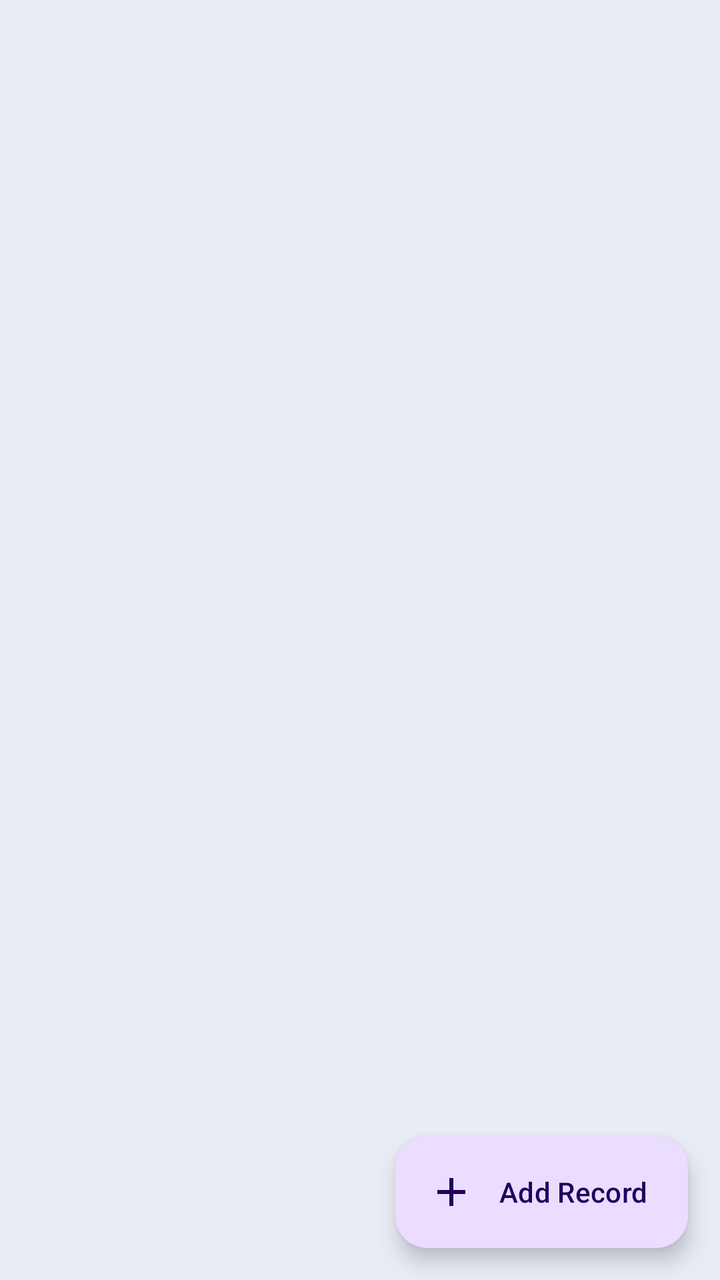
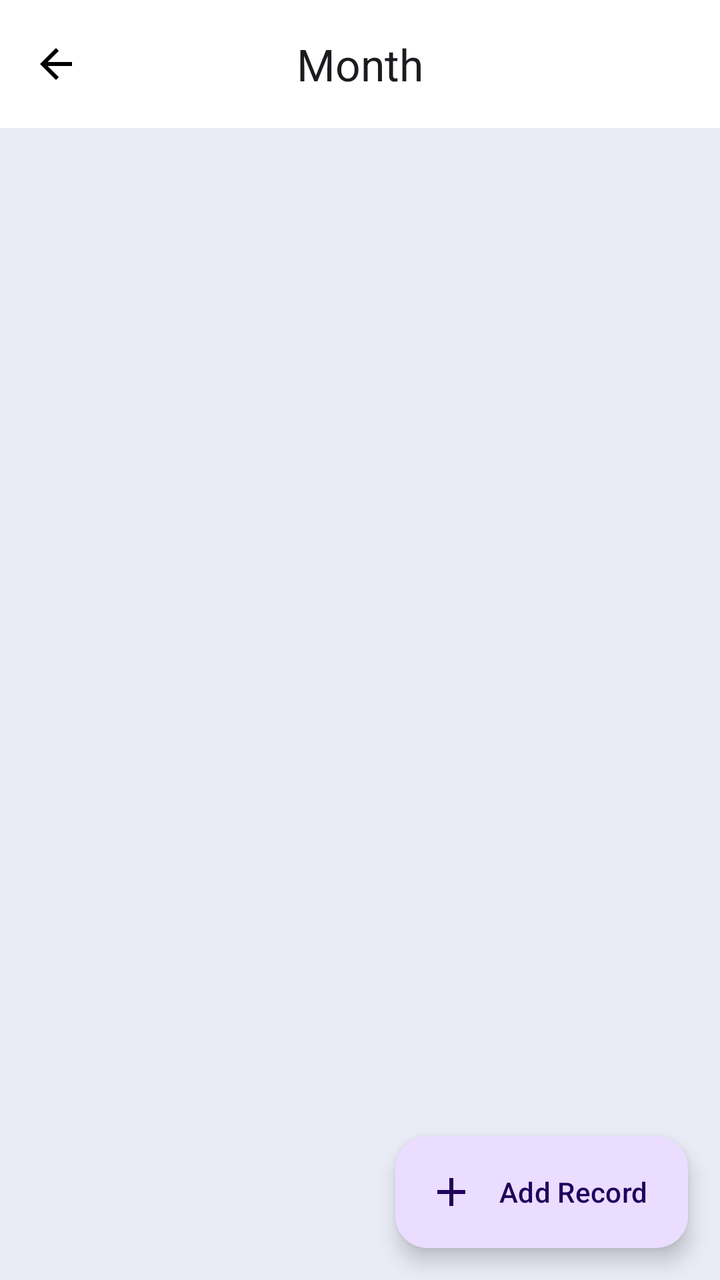

Screens rendered from an Android XML layout before and after an edit, with the pre-edit source and the edit as a unified diff.
<!-- AndroidManifest.xml: application theme Theme.ExpensesRecorder -->
<!-- res/layout/fragment_home.xml -->
<?xml version="1.0" encoding="utf-8"?>
<androidx.coordinatorlayout.widget.CoordinatorLayout xmlns:android="http://schemas.android.com/apk/res/android"
    xmlns:tools="http://schemas.android.com/tools"
    xmlns:app="http://schemas.android.com/apk/res-auto"
    android:layout_width="match_parent"
    android:layout_height="match_parent"
    android:background="@color/gray"
    android:clickable="true"
    tools:context=".ui.home.HomeFragment">

    <LinearLayout
        android:layout_width="match_parent"
        android:layout_height="match_parent"
        android:orientation="vertical">





























        <androidx.recyclerview.widget.RecyclerView
            android:id="@+id/rvExpenses"
            android:layout_width="match_parent"
            android:layout_height="0dp"
            android:layout_weight="1"
            android:clipToPadding="false"
            android:paddingTop="4dp"
            android:paddingBottom="75dp" />

        <LinearLayout
            android:id="@+id/llEmpty"
            android:layout_width="match_parent"
            android:layout_height="match_parent"
            android:gravity="center"
            android:visibility="gone"
            android:orientation="vertical">

            <ImageView
                android:layout_width="200dp"
                android:layout_height="200dp"
                android:src="@drawable/ic_file" />

            <TextView
                android:id="@+id/tvEmpty"
                android:layout_width="wrap_content"
                android:layout_height="wrap_content"
                android:textColor="@color/hint_gray"
                android:textStyle="bold" />
        </LinearLayout>

    </LinearLayout>

    <com.google.android.material.floatingactionbutton.ExtendedFloatingActionButton
        android:id="@+id/fabAdd"
        android:layout_width="wrap_content"
        android:layout_height="wrap_content"
        android:layout_gravity="bottom|end"
        android:layout_marginEnd="16dp"
        android:layout_marginBottom="16dp"
        android:text="Add Record"
        app:icon="@drawable/ic_add" />

</androidx.coordinatorlayout.widget.CoordinatorLayout>
<!-- resources referenced by this layout -->
<resources>
  <color name="gray">#E9ECF5</color>
  <color name="hint_gray">#ABA6AD</color>
  <!-- drawable ic_add (drawable) -->
  <vector xmlns:android="http://schemas.android.com/apk/res/android" android:height="24dp" android:tint="#000000" android:viewportHeight="24" android:viewportWidth="24" android:width="24dp">
        
      <path android:fillColor="@android:color/white" android:pathData="M19,13h-6v6h-2v-6H5v-2h6V5h2v6h6v2z"/>
      
  </vector>
  <!-- drawable ic_file (drawable) -->
  <vector xmlns:android="http://schemas.android.com/apk/res/android" android:height="24dp" android:tint="@color/hint_gray" android:viewportHeight="960" android:viewportWidth="960" android:width="24dp">
        
      <path android:fillColor="@android:color/white" android:pathData="M320,480L320,400L640,400L640,480L320,480ZM320,320L320,240L640,240L640,320L320,320ZM240,560L540,560Q569,560 594,572.5Q619,585 636,608L720,718L720,160Q720,160 720,160Q720,160 720,160L240,160Q240,160 240,160Q240,160 240,160L240,560ZM240,800L682,800L573,657Q567,649 558.5,644.5Q550,640 540,640L240,640L240,800Q240,800 240,800Q240,800 240,800ZM720,880L240,880Q207,880 183.5,856.5Q160,833 160,800L160,160Q160,127 183.5,103.5Q207,80 240,80L720,80Q753,80 776.5,103.5Q800,127 800,160L800,800Q800,833 776.5,856.5Q753,880 720,880ZM240,800L240,800L240,160Q240,160 240,160Q240,160 240,160L240,160Q240,160 240,160Q240,160 240,160L240,800Q240,800 240,800Q240,800 240,800ZM240,640L240,560L240,560L240,640Z"/>
      
  </vector>
  <style name="Theme.ExpensesRecorder" parent="Base.Theme.ExpensesRecorder" />
  <style name="Base.Theme.ExpensesRecorder" parent="Theme.Material3.DayNight.NoActionBar">
          
          
      </style>
</resources>

<!-- the commit's change to res/layout/fragment_home.xml (unified diff, before → after) -->
@@ -13,33 +13,16 @@
         android:layout_height="match_parent"
         android:orientation="vertical">
 
+        <com.google.android.material.appbar.MaterialToolbar
+            android:id="@+id/mtManage"
+            android:layout_width="match_parent"
+            android:layout_height="wrap_content"
+            android:background="@color/white"
+            app:navigationIcon="@drawable/ic_arrow_back"
+            app:title="@string/month"
+            app:titleCentered="true">
 
-
-
-
-
-
-
-
-
-
-
-
-
-
-
-
-
-
-
-
-
-
-
-
-
-
-
+        </com.google.android.material.appbar.MaterialToolbar>
 
         <androidx.recyclerview.widget.RecyclerView
             android:id="@+id/rvExpenses"
@@ -80,7 +63,7 @@
         android:layout_gravity="bottom|end"
         android:layout_marginEnd="16dp"
         android:layout_marginBottom="16dp"
-        android:text="Add Record"
+        android:text="@string/add_record"
         app:icon="@drawable/ic_add" />
 
 </androidx.coordinatorlayout.widget.CoordinatorLayout>
<!-- resource entries referenced after the edit -->
@@ -2,10 +2,17 @@
 <resources>
   <color name="gray">#E9ECF5</color>
   <color name="hint_gray">#ABA6AD</color>
+  <color name="white">#FFFFFFFF</color>
   <!-- drawable ic_add (drawable) -->
   <vector xmlns:android="http://schemas.android.com/apk/res/android" android:height="24dp" android:tint="#000000" android:viewportHeight="24" android:viewportWidth="24" android:width="24dp">
         
       <path android:fillColor="@android:color/white" android:pathData="M19,13h-6v6h-2v-6H5v-2h6V5h2v6h6v2z"/>
+      
+  </vector>
+  <!-- drawable ic_arrow_back (drawable) -->
+  <vector xmlns:android="http://schemas.android.com/apk/res/android" android:autoMirrored="true" android:height="24dp" android:tint="#000000" android:viewportHeight="24" android:viewportWidth="24" android:width="24dp">
+        
+      <path android:fillColor="@android:color/white" android:pathData="M20,11H7.83l5.59,-5.59L12,4l-8,8 8,8 1.41,-1.41L7.83,13H20v-2z"/>
       
   </vector>
   <!-- drawable ic_file (drawable) -->
@@ -14,6 +21,8 @@
       <path android:fillColor="@android:color/white" android:pathData="M320,480L320,400L640,400L640,480L320,480ZM320,320L320,240L640,240L640,320L320,320ZM240,560L540,560Q569,560 594,572.5Q619,585 636,608L720,718L720,160Q720,160 720,160Q720,160 720,160L240,160Q240,160 240,160Q240,160 240,160L240,560ZM240,800L682,800L573,657Q567,649 558.5,644.5Q550,640 540,640L240,640L240,800Q240,800 240,800Q240,800 240,800ZM720,880L240,880Q207,880 183.5,856.5Q160,833 160,800L160,160Q160,127 183.5,103.5Q207,80 240,80L720,80Q753,80 776.5,103.5Q800,127 800,160L800,800Q800,833 776.5,856.5Q753,880 720,880ZM240,800L240,800L240,160Q240,160 240,160Q240,160 240,160L240,160Q240,160 240,160Q240,160 240,160L240,800Q240,800 240,800Q240,800 240,800ZM240,640L240,560L240,560L240,640Z"/>
       
   </vector>
+  <string name="add_record">Add Record</string>
+  <string name="month">Month</string>
   <style name="Theme.ExpensesRecorder" parent="Base.Theme.ExpensesRecorder" />
   <style name="Base.Theme.ExpensesRecorder" parent="Theme.Material3.DayNight.NoActionBar">
           
